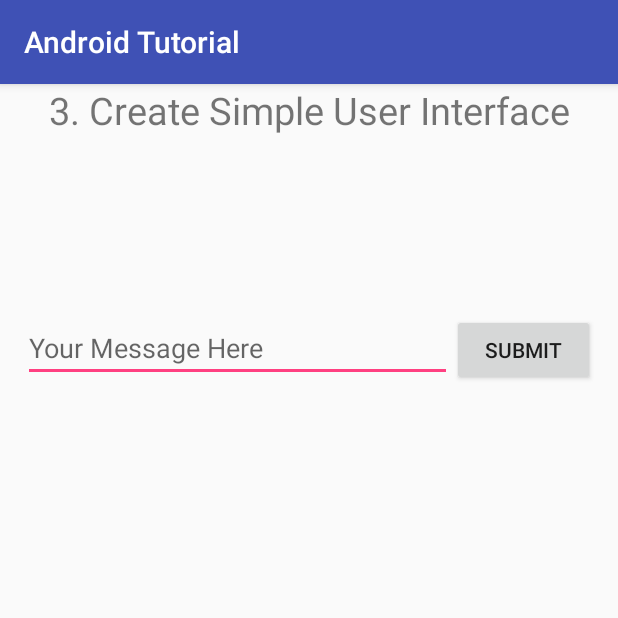
After one commit to Subrato92/Android_Tutorial, an Android app: the Unit03 screen opened directly, with no data from a screen before it, on a phone screen of 412 x 824 dp, the top half of it. The commit adds this screen. Run offline under Robolectric (Android 15) with nearby library versions, the phone set to English and light mode, and no system bars.

Commit message:
Activity_Unit03 successfully Executed , OK

```diff
--- a/app/src/main/AndroidManifest.xml
+++ b/app/src/main/AndroidManifest.xml
@@ -16,7 +16,8 @@
             </intent-filter>
         </activity>
         <activity android:name=".Unit01" />
-        <activity android:name=".Unit02"></activity>
+        <activity android:name=".Unit02" />
+        <activity android:name=".Unit03"></activity>
     </application>
 
 </manifest>
--- a/app/src/main/java/com/example/android/androidtutorial/IndexActivity.java
+++ b/app/src/main/java/com/example/android/androidtutorial/IndexActivity.java
@@ -28,6 +28,10 @@ public class IndexActivity extends AppCompatActivity {
                 activity = new Intent(this, Unit02.class);
                 startActivity(activity);
                 break;
+            case "3. Create Simple User Interface":
+                activity = new Intent(this, Unit03.class);
+                startActivity(activity);
+                break;
             default:
                 break;
         }
--- /dev/null
+++ b/app/src/main/java/com/example/android/androidtutorial/Unit03.java
@@ -0,0 +1,30 @@
+package com.example.android.androidtutorial;
+
+import android.support.v7.app.AppCompatActivity;
+import android.os.Bundle;
+import android.view.View;
+import android.widget.EditText;
+import android.widget.TextView;
+
+public class Unit03 extends AppCompatActivity {
+
+    EditText etext;
+    TextView reply;
+    String msg, Comp_msg;
+
+    @Override
+    protected void onCreate(Bundle savedInstanceState) {
+        super.onCreate(savedInstanceState);
+        setContentView(R.layout.activity_unit03);
+
+        etext = (EditText) findViewById(R.id.unit03_msg);
+        reply = (TextView) findViewById(R.id.unit03_response);
+    }
+
+    public void Response (View view){
+        msg = etext.getText().toString();
+        Comp_msg = "Your Query Is..." + msg ;
+        reply.setText(Comp_msg);
+        reply.setTextSize(18);
+    }
+}
--- a/app/src/main/res/layout/activity_index.xml
+++ b/app/src/main/res/layout/activity_index.xml
@@ -25,7 +25,8 @@
         android:id="@+id/Unit_03"
         android:layout_width="match_parent"
         android:layout_height="wrap_content"
-        android:text="@string/ch03" />
+        android:text="@string/ch03"
+        android:onClick="toCourse"/>
 
     <Button
         android:id="@+id/Unit_04"
--- /dev/null
+++ b/app/src/main/res/layout/activity_unit03.xml
@@ -0,0 +1,54 @@
+<?xml version="1.0" encoding="utf-8"?>
+<!-- Linear Layouts Help in making things organized nicely in horizontal or
+    Vertical Directions -->
+<LinearLayout xmlns:android="http://schemas.android.com/apk/res/android"
+    android:layout_width="match_parent"
+    android:layout_height="match_parent"
+    android:paddingLeft="10dp"
+    android:paddingRight="10dp"
+    android:orientation="vertical"
+    android:scrollbars="vertical">
+
+    <TextView
+        android:id="@+id/Unit03_title"
+        android:layout_width="match_parent"
+        android:layout_height="0dp"
+        android:layout_weight="2"
+        android:textAlignment="center"
+        android:textSize="25sp"
+        android:text="@string/ch03" />
+
+    <LinearLayout xmlns:android="http://schemas.android.com/apk/res/android"
+        android:layout_width="match_parent"
+        android:layout_height="0dp"
+        android:paddingLeft="5dp"
+        android:paddingRight="5dp"
+        android:orientation="horizontal"
+        android:layout_weight="2">
+
+        <EditText
+            android:id="@+id/unit03_msg"
+            android:layout_width="0dp"
+            android:layout_height="wrap_content"
+            android:layout_weight="3"
+            android:hint="Your Message Here" />
+
+        <Button
+            android:id="@+id/unit03_b1"
+            android:layout_width="0dp"
+            android:layout_weight="1"
+            android:layout_height="wrap_content"
+            android:text="Submit"
+            android:onClick="Response"/>
+
+    </LinearLayout>
+
+    <TextView
+        android:id="@+id/unit03_response"
+        android:layout_width="match_parent"
+        android:layout_height="0dp"
+        android:layout_weight="6"
+        android:gravity="center_vertical"
+        android:textAlignment="center"/>
+
+</LinearLayout>
```
